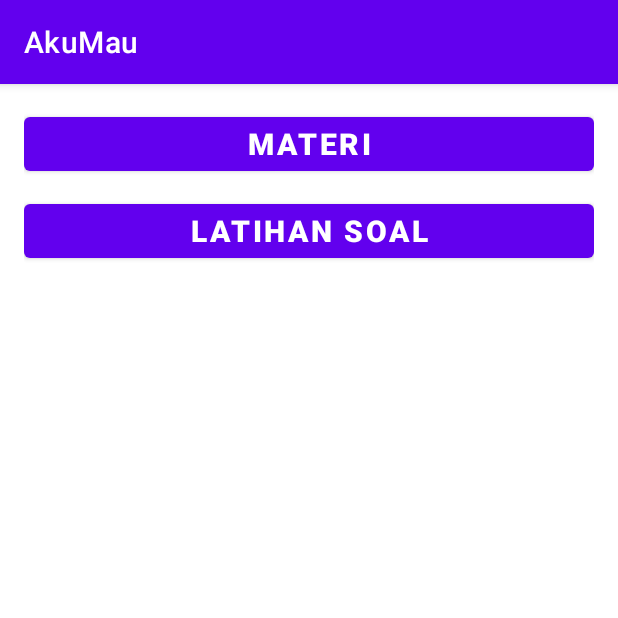
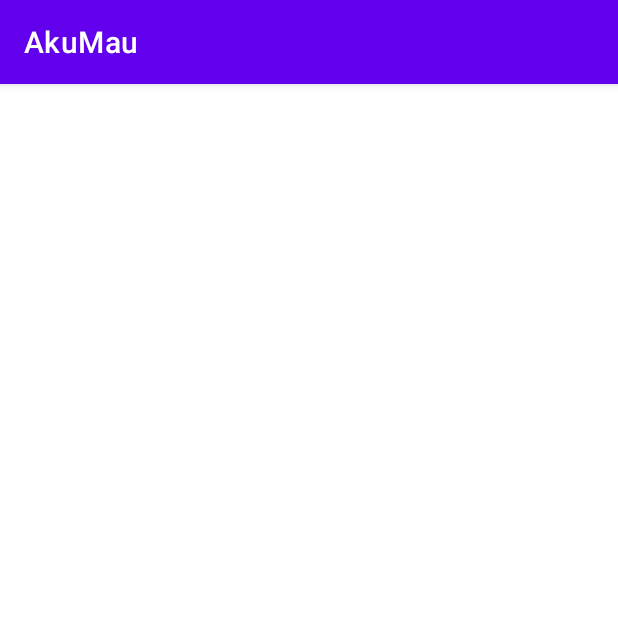
Before and after one commit to insankr12/AkuMau-Project, an Android app: the screen it shows after launch (MainActivity before the commit, SubSoalActivity after it), after a tap on "LATIHAN SOAL", on a phone screen of 412 x 824 dp, the top half of it. Run offline under Robolectric (Android 15) with nearby library versions, the phone set to English and light mode, and no system bars.

Commit message:
Menambahkan sub soal activity

```diff
--- a/app/src/main/AndroidManifest.xml
+++ b/app/src/main/AndroidManifest.xml
@@ -14,6 +14,9 @@
         android:supportsRtl="true"
         android:theme="@style/Theme.AkuMau"
         tools:targetApi="31">
+        <activity
+            android:name=".ui.latihansoal.SubSoalActivity"
+            android:exported="false" />
         <activity
             android:name=".ui.SplashScreenActivity"
             android:exported="false" />
--- a/app/src/main/java/com/example/akumau/ui/MainActivity.kt
+++ b/app/src/main/java/com/example/akumau/ui/MainActivity.kt
@@ -4,6 +4,7 @@ import android.content.Intent
 import android.os.Bundle
 import androidx.appcompat.app.AppCompatActivity
 import com.example.akumau.databinding.ActivityMainBinding
+import com.example.akumau.ui.latihansoal.SubSoalActivity
 import com.example.akumau.ui.materi.subtes.MateriActivity
 
 class MainActivity : AppCompatActivity() {
--- a/app/src/main/java/com/example/akumau/ui/latihansoal/LatihanSoalAdapter.kt
+++ /dev/null
@@ -1,4 +0,0 @@
-package com.example.akumau.ui.latihansoal
-
-class LatihanSoalAdapter {
-}
--- a/app/src/main/java/com/example/akumau/ui/latihansoal/LatihanSoalFragment.kt
+++ /dev/null
@@ -1,12 +0,0 @@
-package com.example.akumau.ui.latihansoal
-
-import android.os.Bundle
-import androidx.fragment.app.Fragment
-import android.view.LayoutInflater
-import android.view.View
-import android.view.ViewGroup
-import com.example.akumau.R
-
-class LatihanSoalFragment : Fragment() {
-
-}
--- /dev/null
+++ b/app/src/main/java/com/example/akumau/ui/latihansoal/SubSoalActivity.kt
@@ -0,0 +1,12 @@
+package com.example.akumau.ui.latihansoal
+
+import androidx.appcompat.app.AppCompatActivity
+import android.os.Bundle
+import com.example.akumau.R
+
+class SubSoalActivity : AppCompatActivity() {
+    override fun onCreate(savedInstanceState: Bundle?) {
+        super.onCreate(savedInstanceState)
+        setContentView(R.layout.activity_sub_soal)
+    }
+}
--- /dev/null
+++ b/app/src/main/res/layout/activity_sub_soal.xml
@@ -0,0 +1,9 @@
+<?xml version="1.0" encoding="utf-8"?>
+<androidx.constraintlayout.widget.ConstraintLayout xmlns:android="http://schemas.android.com/apk/res/android"
+    xmlns:app="http://schemas.android.com/apk/res-auto"
+    xmlns:tools="http://schemas.android.com/tools"
+    android:layout_width="match_parent"
+    android:layout_height="match_parent"
+    tools:context=".ui.latihansoal.SubSoalActivity">
+
+</androidx.constraintlayout.widget.ConstraintLayout>
```
